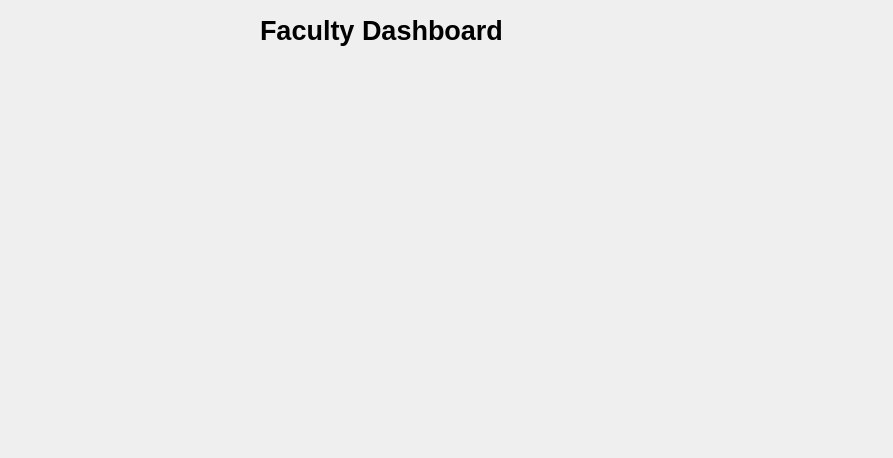
This is faculty_dashboard.ui in suhaibchaudhry/lms_project as Qt 5 draws it before an edit. The edited form follows.
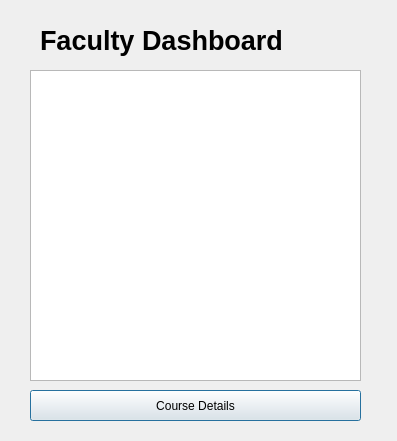
This is the edited form.

Commit message: progress toward faculty dashboard

What changed in the file:
```diff
--- a/faculty_dashboard.ui
+++ b/faculty_dashboard.ui
@@ -6,8 +6,8 @@
    <rect>
     <x>0</x>
     <y>0</y>
-    <width>893</width>
-    <height>458</height>
+    <width>397</width>
+    <height>441</height>
    </rect>
   </property>
   <property name="windowTitle">
@@ -16,10 +16,10 @@
   <widget class="QLabel" name="label">
    <property name="geometry">
     <rect>
-     <x>260</x>
-     <y>0</y>
+     <x>40</x>
+     <y>20</y>
      <width>321</width>
-     <height>61</height>
+     <height>41</height>
     </rect>
    </property>
    <property name="font">
@@ -33,6 +33,29 @@
     <string>Faculty Dashboard</string>
    </property>
   </widget>
+  <widget class="QListView" name="listView">
+   <property name="geometry">
+    <rect>
+     <x>30</x>
+     <y>70</y>
+     <width>331</width>
+     <height>311</height>
+    </rect>
+   </property>
+  </widget>
+  <widget class="QPushButton" name="pushButton">
+   <property name="geometry">
+    <rect>
+     <x>30</x>
+     <y>390</y>
+     <width>331</width>
+     <height>31</height>
+    </rect>
+   </property>
+   <property name="text">
+    <string>Course Details</string>
+   </property>
+  </widget>
  </widget>
  <resources/>
  <connections/>
```
The commit also changes 8 other files.
